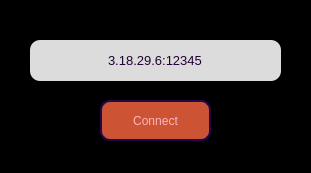
Qt form login.ui (hoangks5/socket-tool-manager) before a commit.
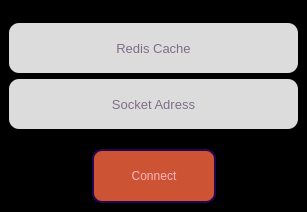
The same form after that commit. Icons and pictures are not drawn.

```diff
--- a/login.ui
+++ b/login.ui
@@ -6,8 +6,8 @@
    <rect>
     <x>0</x>
     <y>0</y>
-    <width>311</width>
-    <height>173</height>
+    <width>307</width>
+    <height>212</height>
    </rect>
   </property>
   <property name="windowTitle">
@@ -20,6 +20,7 @@
   <property name="styleSheet">
    <string notr="true">QWidget{
 background-color: rgb(0, 0, 0);
+color: rgb(204, 83, 51)
 }
 QMessageBox{
 background-color: rgb(255, 255, 255,0);
@@ -30,7 +31,7 @@
 border: 2px solid #23074d;
 background-color: #cc5333;
 color:#FFB6C1;
-height: 40px;
+height: 50px;
 width: 120px;
 }
 
@@ -46,19 +47,41 @@
 background-color: rgb(220, 220, 220);
 border-radius: 10px;
 	color: rgb(34, 0, 52);
-}
-</string>
+height: 50px;
+}</string>
   </property>
   <widget class="QWidget" name="centralwidget">
+   <layout class="QGridLayout" name="gridLayout">
+    <item row="3" column="0">
+     <spacer name="verticalSpacer">
+      <property name="orientation">
+       <enum>Qt::Vertical</enum>
+      </property>
+      <property name="sizeHint" stdset="0">
+       <size>
+        <width>20</width>
+        <height>40</height>
+       </size>
+      </property>
+     </spacer>
+    </item>
+    <item row="4" column="0">
+     <layout class="QHBoxLayout" name="horizontalLayout">
+      <item>
+       <spacer name="horizontalSpacer">
+        <property name="orientation">
+         <enum>Qt::Horizontal</enum>
+        </property>
+        <property name="sizeHint" stdset="0">
+         <size>
+          <width>40</width>
+          <height>20</height>
+         </size>
+        </property>
+       </spacer>
+      </item>
+      <item>
    <widget class="QPushButton" name="pushButton">
-    <property name="geometry">
-     <rect>
-      <x>100</x>
-      <y>100</y>
-      <width>111</width>
-      <height>41</height>
-     </rect>
-    </property>
     <property name="cursor">
      <cursorShape>PointingHandCursor</cursorShape>
     </property>
@@ -66,30 +89,72 @@
      <string>Connect</string>
     </property>
    </widget>
+      </item>
+      <item>
+       <spacer name="horizontalSpacer_2">
+        <property name="orientation">
+         <enum>Qt::Horizontal</enum>
+        </property>
+        <property name="sizeHint" stdset="0">
+         <size>
+          <width>40</width>
+          <height>20</height>
+         </size>
+        </property>
+       </spacer>
+      </item>
+     </layout>
+    </item>
+    <item row="2" column="0">
    <widget class="QLineEdit" name="lineEdit">
-    <property name="geometry">
-     <rect>
-      <x>30</x>
-      <y>40</y>
-      <width>251</width>
-      <height>41</height>
-     </rect>
-    </property>
+      <property name="font">
+       <font>
+        <pointsize>10</pointsize>
+       </font>
+      </property>
+      <property name="text">
+       <string/>
+      </property>
+      <property name="alignment">
+       <set>Qt::AlignCenter</set>
+      </property>
+      <property name="placeholderText">
+       <string>Socket Adress</string>
+      </property>
+     </widget>
+    </item>
+    <item row="1" column="0">
+     <widget class="QLineEdit" name="lineEdit_2">
     <property name="font">
      <font>
       <pointsize>10</pointsize>
      </font>
     </property>
     <property name="text">
-     <string>3.18.29.6:12345</string>
+       <string/>
     </property>
     <property name="alignment">
      <set>Qt::AlignCenter</set>
     </property>
     <property name="placeholderText">
-     <string>Địa chỉ socket</string>
-    </property>
-   </widget>
+       <string>Redis Cache</string>
+      </property>
+     </widget>
+    </item>
+    <item row="0" column="0">
+     <spacer name="verticalSpacer_2">
+      <property name="orientation">
+       <enum>Qt::Vertical</enum>
+      </property>
+      <property name="sizeHint" stdset="0">
+       <size>
+        <width>20</width>
+        <height>40</height>
+       </size>
+      </property>
+     </spacer>
+    </item>
+   </layout>
   </widget>
  </widget>
  <resources/>
```
Left out of the diff: 3 changed lines with no effect on the pictures. Lines whose indentation alone changed are shown as unchanged.
